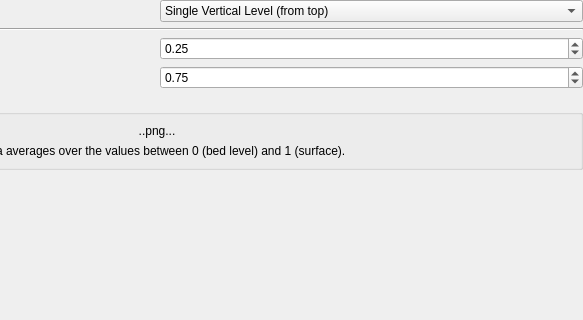
Above: src/ui/mesh/qgsmeshrenderer3daveragingwidgetbase.ui from qgis/QGIS before the change; both pictures show x 269 to 852 and y 0 to 320 of the 852 by 552 pixel window. Below: the same form after it.
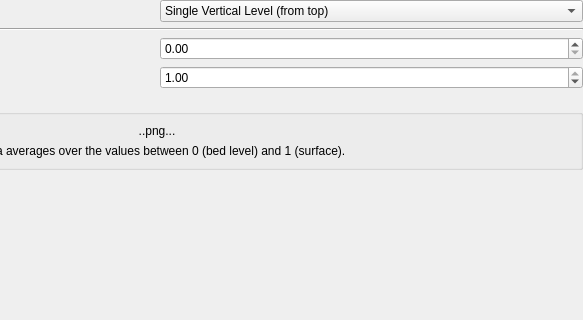
That is the form after the change. The open tabs and pages were chosen to show the change. Custom widgets are drawn as their Qt base class.

Commit message: update default 3d averaging sigma values to 0-1

What changed in the file:
```diff
--- a/src/ui/mesh/qgsmeshrenderer3daveragingwidgetbase.ui
+++ b/src/ui/mesh/qgsmeshrenderer3daveragingwidgetbase.ui
@@ -612,7 +612,7 @@
                <double>0.100000000000000</double>
               </property>
               <property name="value">
-               <double>0.250000000000000</double>
+               <double>0.000000000000000</double>
               </property>
              </widget>
             </item>
@@ -636,7 +636,7 @@
                <double>0.100000000000000</double>
               </property>
               <property name="value">
-               <double>0.750000000000000</double>
+               <double>1.000000000000000</double>
               </property>
              </widget>
             </item>
```
